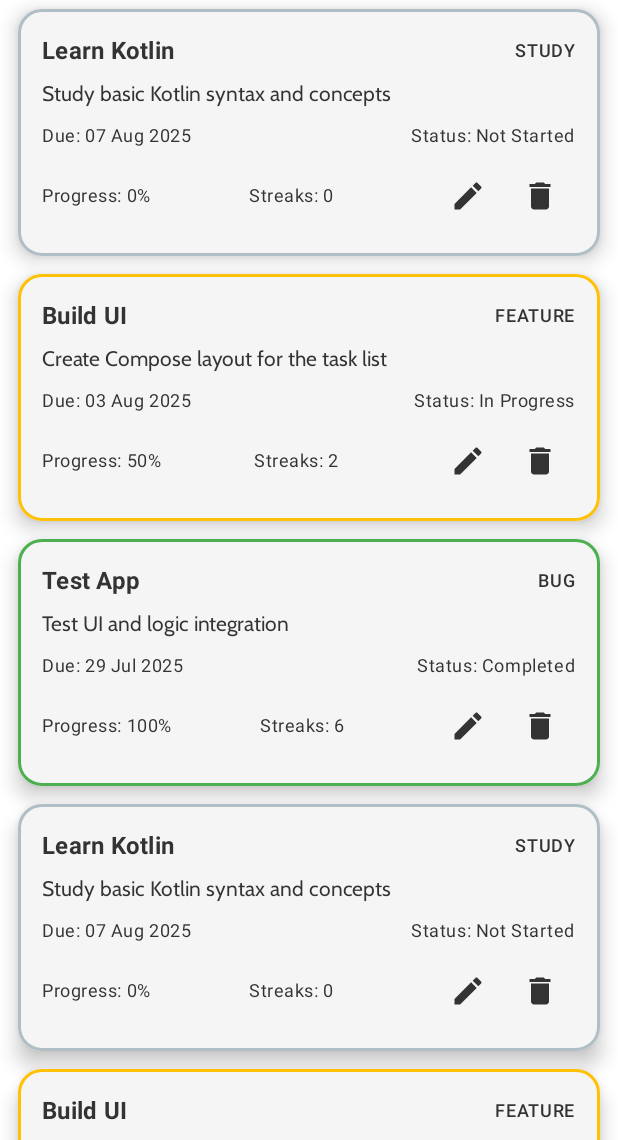
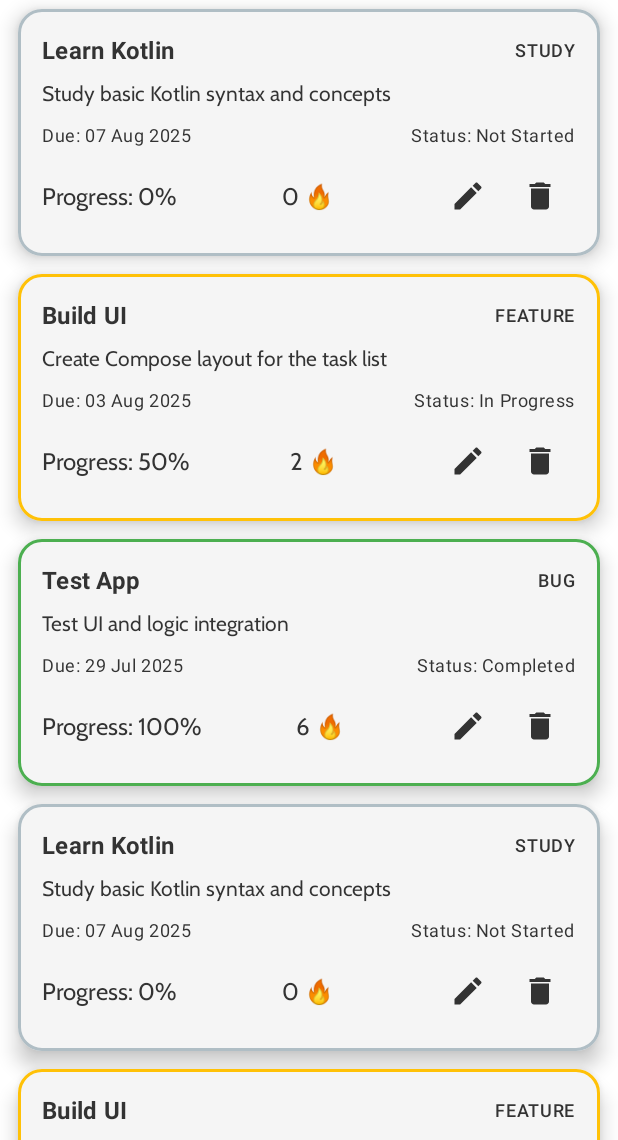
Before and after one commit to amrrkhaled/Progress-Tracker, an Android app built with Jetpack Compose: the screen it shows after launch (MainActivity), on a phone screen of 412 x 824 dp, the part 96-1236 px from its top. Run offline under Robolectric (Android 15) with nearby library versions, the phone set to English and light mode, and no system bars.

Commit message:
added fire label instead of streaks test

```diff
--- a/app/src/main/java/com/example/progresstracker/ui/TasksContent.kt
+++ b/app/src/main/java/com/example/progresstracker/ui/TasksContent.kt
@@ -118,8 +118,8 @@ fun TaskItemViewMode(
                 horizontalArrangement = Arrangement.SpaceBetween,
                 verticalAlignment = Alignment.CenterVertically
             ) {
-                Text("Progress: ${task.progress}%", style = MaterialTheme.typography.bodySmall)
-                Text("Streaks: ${task.streaks}", style = MaterialTheme.typography.bodySmall)
+                Text("Progress: ${task.progress}%", style = MaterialTheme.typography.bodyLarge)
+                Text(" ${task.streaks} \uD83D\uDD25", style = MaterialTheme.typography.bodyLarge)
                 Row {
                     IconButton(onClick = { onEditTask(task.id) }) {
                         Icon(Icons.Filled.Edit, contentDescription = "Edit Task")
```
